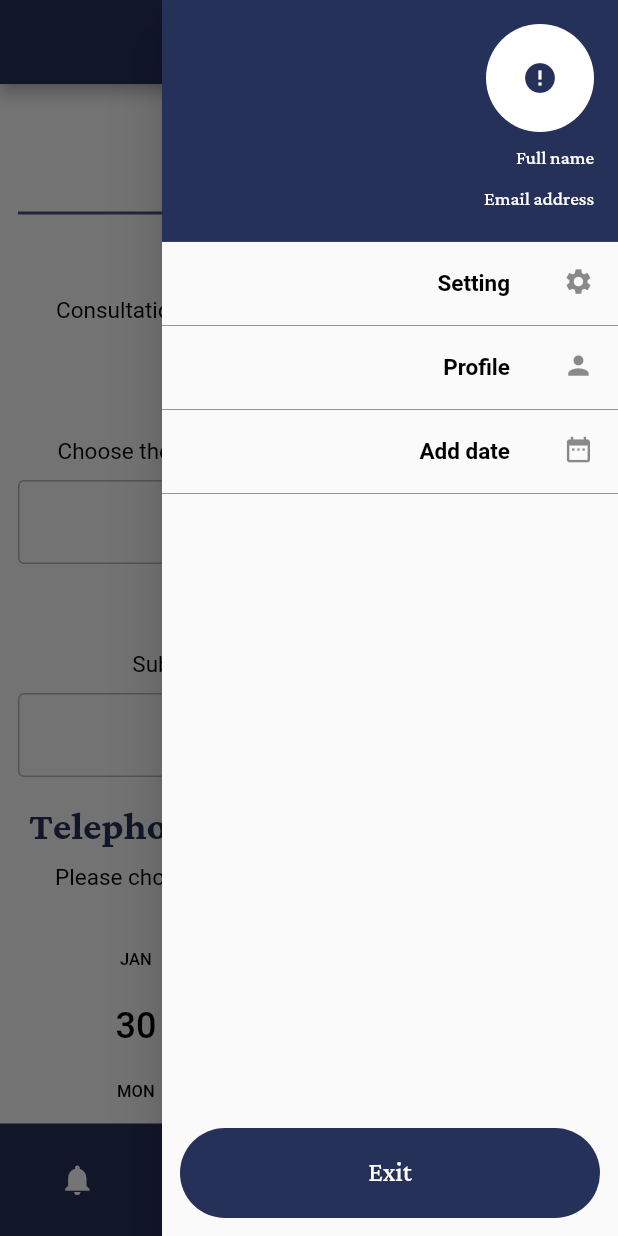
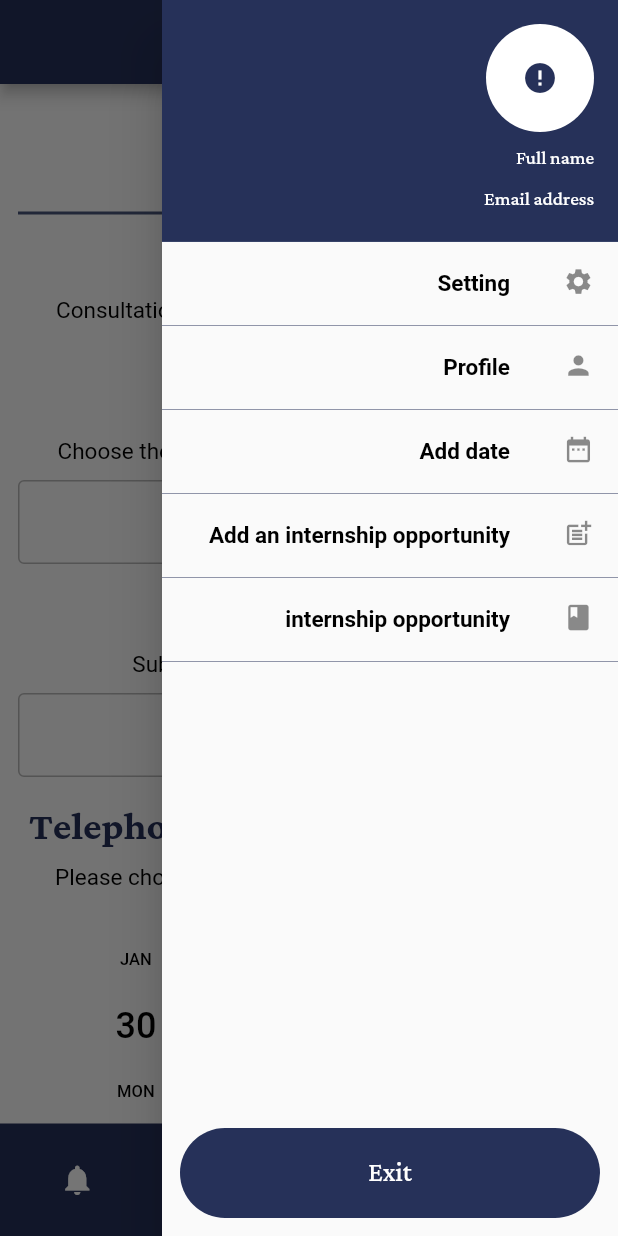
Before and after one commit to 0Ahmad0/mosand, a Flutter app: the NavbarView screen opened directly, with the side drawer open, on a phone screen of 412 x 824 dp. Run offline on Flutter 3.47's test engine with Material 2 defaults, Android fonts, the phone set to English and light mode, and no system bars; drawn by our look-alikes of cached_network_image, curved_navigation_bar, date_picker_timeline; our stand-ins replace animate_do, awesome_dialog, easy_localization, firebase_core, flutter_styled_toast, flutter_svg and 5 more; missing offline and left inert: animate_icons, day_night_time_picker; accounts and stored records are empty; network calls fail.

Commit message:
@hariri H2 add post and review

```diff
--- a/assets/translations/ar.json
+++ b/assets/translations/ar.json
@@ -62,7 +62,7 @@
   "favorite_page": "المفضلة",
   "search": "ابحث هن...",
   "location": "الموقع",
-  "price": "العمولة",
+  "price": "السعر",
   "from": "من الساعة",
   "to": "إلى الساعة",
   "add_office": "إضافة مكتب تحويل",
@@ -127,5 +127,7 @@
   "zakat_tax_d": "الاستشارات المتعلقة بجميع النشاطات الخاضعة لنظام الزكاة والضريبة ",
   "administrative_cases_d": "وتشمع جميع أنواع الدعاوي الإدارية التي ترفع من جهة الإدارة أو ضدها ",
   "insurance_cases_d": "تشمل الدعاوي التي تكون بشركات التأمين والمستفيدين ",
-  "financing_cases_d": "وتشمل الدعاوي التي تخص شركات التمويل والبنوك"
+  "financing_cases_d": "وتشمل الدعاوي التي تخص شركات التمويل والبنوك",
+  "add_post": "إضافة فرصة تدريب",
+  "posts": "فرص التدريب"
 }
--- a/assets/translations/en.json
+++ b/assets/translations/en.json
@@ -127,5 +127,8 @@
   "zakat_tax_d": "Consultations related to all activities subject to the system of zakat and tax",
   "administrative_cases_d": "It includes all types of administrative lawsuits filed by or against the administration",
   "insurance_cases_d": "These include lawsuits filed by insurance companies and beneficiaries",
-  "financing_cases_d": "These include lawsuits related to financing companies and banks"
+  "financing_cases_d": "These include lawsuits related to financing companies and banks",
+  "add_post": "Add an internship opportunity",
+  "posts": "internship opportunity"
+
 }
--- a/lib/view/navbar/widgets/build_drawer.dart
+++ b/lib/view/navbar/widgets/build_drawer.dart
@@ -1,6 +1,8 @@
 import 'package:cached_network_image/cached_network_image.dart';
 import 'package:mosand/view/lawyer/add_date/add_date_view.dart';
+import 'package:mosand/view/lawyer/add_post/add_post_view.dart';
 import 'package:mosand/view/resourse/values_manager.dart';
+import 'package:mosand/view/show_posts/show_posts_view.dart';
 import '/view/admin/add_office/add_office_view.dart';
 import '/view/manager/widgets/custom_listtile.dart';
 import '/view/profile/profile_view.dart';
@@ -110,6 +112,20 @@ class BuildDrawer extends StatelessWidget {
           height: 0.0,
           color: Theme.of(context).primaryColor.withOpacity(.5),
         ),
+        CustomListTile(
+            onTap: ()=>Get.to(()=>AddPostView()),
+            title: tr(LocaleKeys.add_post), icon: Icons.post_add),
+        Divider(
+          height: 0.0,
+          color: Theme.of(context).primaryColor.withOpacity(.5),
+        ),
+        CustomListTile(
+            onTap: ()=>Get.to(()=>ShowPostsView()),
+            title: tr(LocaleKeys.posts), icon: Icons.book),
+        Divider(
+          height: 0.0,
+          color: Theme.of(context).primaryColor.withOpacity(.5),
+        ),
         Spacer(),
         GestureDetector(
           onTap: (){},
```
Also changed, not shown: lib/view/lawyer/add_post/add_post_view.dart (added, +58 -0 lines), lib/view/show_posts/show_posts_view.dart (added, +77 -0 lines), lib/translations/codegen_loader.g.dart, lib/translations/locale_keys.g.dart, pubspec.lock.
